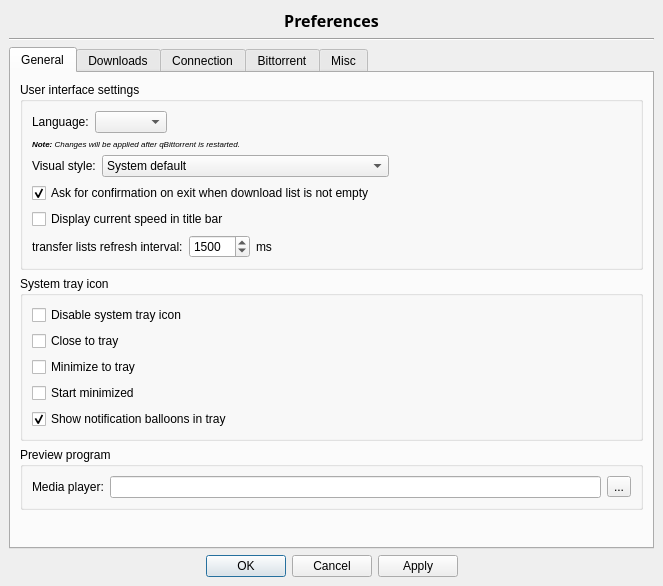
Before: the Qt Designer form src/options.ui in SysAdminDoc/qBittorrent-Vanced, drawn with Qt 5.
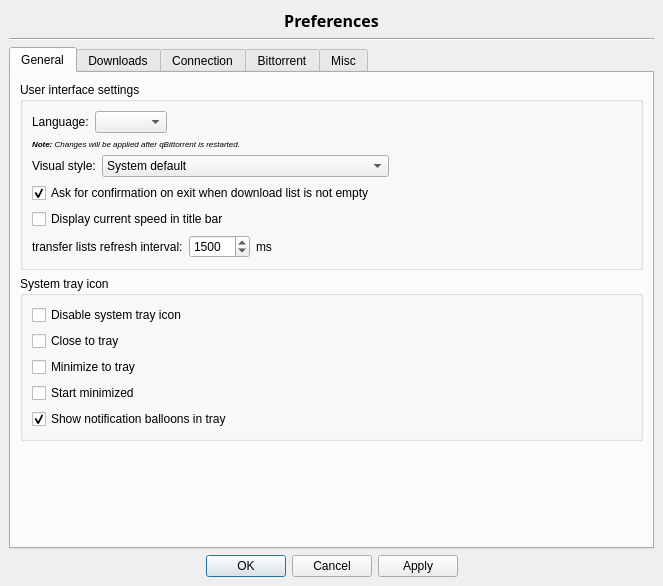
After: the same form once the commit is applied. Icons and pictures are not drawn.

Commit message: - Simplified file preview using QDesktopServices

The edit to the form file:
```diff
--- a/src/options.ui
+++ b/src/options.ui
@@ -313,51 +313,6 @@
          </layout>
         </widget>
        </item>
-       <item>
-        <widget class="QGroupBox" name="previewBox" >
-         <property name="title" >
-          <string>Preview program</string>
-         </property>
-         <layout class="QVBoxLayout" >
-          <item>
-           <layout class="QHBoxLayout" >
-            <property name="spacing" >
-             <number>6</number>
-            </property>
-            <property name="leftMargin" >
-             <number>0</number>
-            </property>
-            <property name="topMargin" >
-             <number>0</number>
-            </property>
-            <property name="rightMargin" >
-             <number>0</number>
-            </property>
-            <property name="bottomMargin" >
-             <number>0</number>
-            </property>
-            <item>
-             <widget class="QLabel" name="lbl_preview" >
-              <property name="text" >
-               <string>Media player:</string>
-              </property>
-             </widget>
-            </item>
-            <item>
-             <widget class="QLineEdit" name="textMediaPlayer" />
-            </item>
-            <item>
-             <widget class="QToolButton" name="browsePreviewButton" >
-              <property name="text" >
-               <string>...</string>
-              </property>
-             </widget>
-            </item>
-           </layout>
-          </item>
-         </layout>
-        </widget>
-       </item>
        <item>
         <spacer>
          <property name="orientation" >
```
The commit also changes 6 other files.
